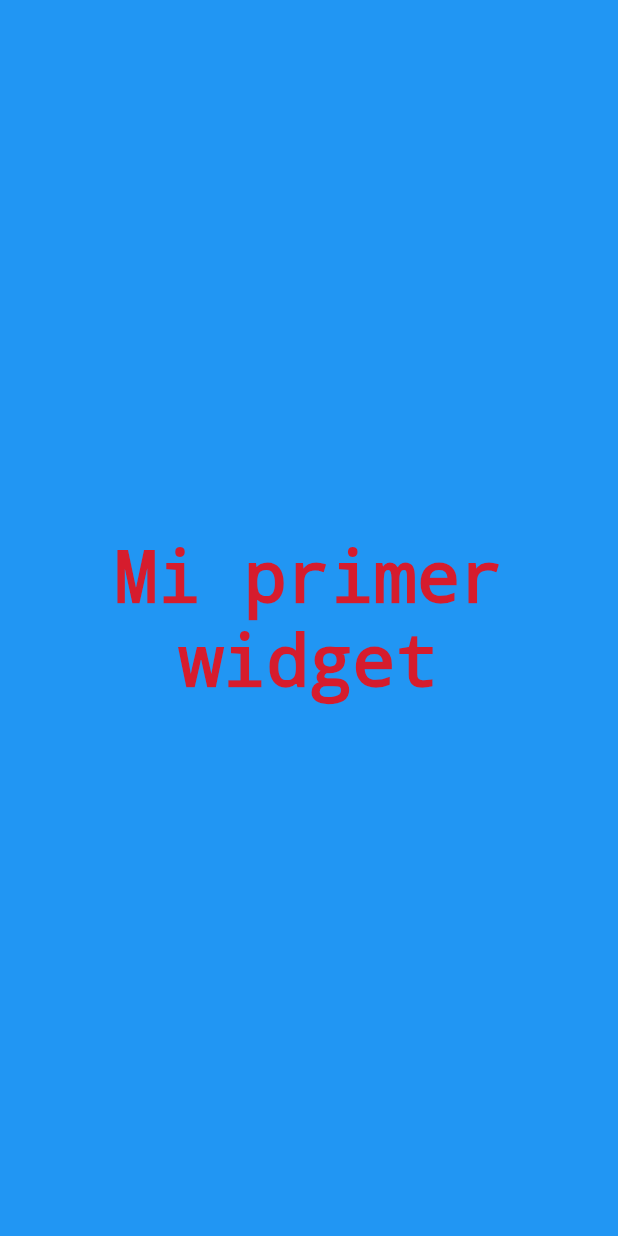
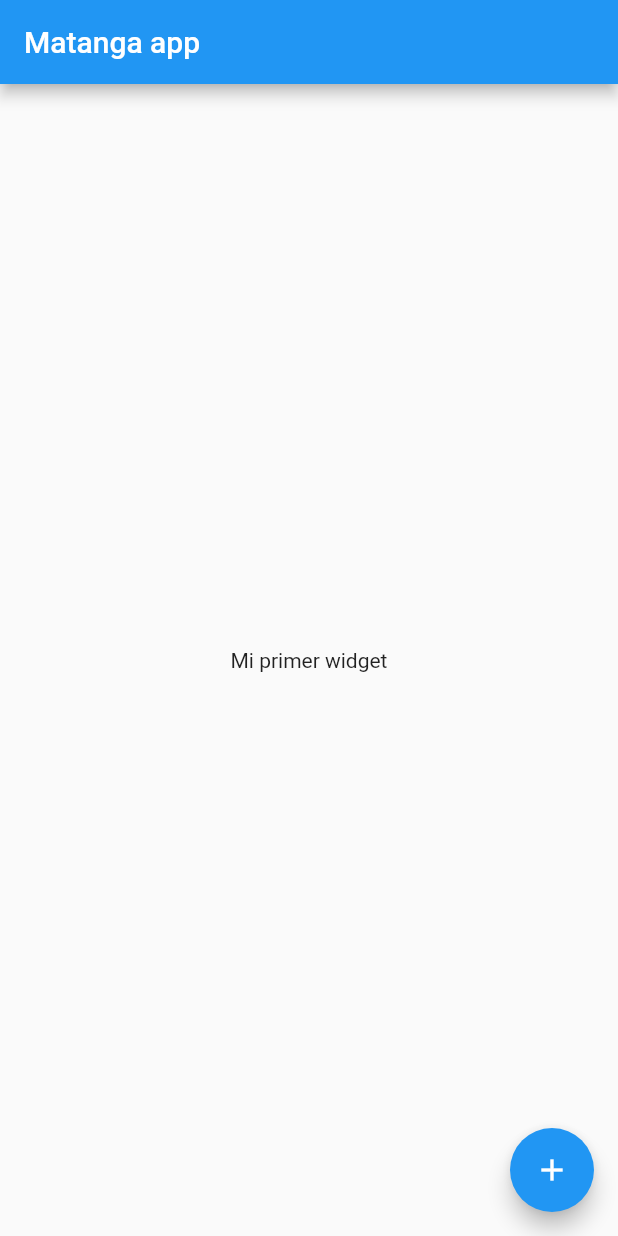
Before and after one commit to morjuax/curso_flutter_basico, a Flutter app: the screen it shows after launch, on a phone screen of 412 x 824 dp. Run offline on Flutter 3.47's test engine with Material 2 defaults, Android fonts, the phone set to English and light mode, and no system bars.

Commit message:
[UPD 1] add scafold,mappBar and button floatting

```diff
--- a/lib/main.dart
+++ b/lib/main.dart
@@ -13,8 +13,14 @@ class MyApp extends StatelessWidget {
         primarySwatch: Colors.blue,
         visualDensity: VisualDensity.adaptivePlatformDensity,
       ),
-      home: Container(
-        color: Colors.blue,
+      home: Scaffold(
+        floatingActionButton: FloatingActionButton(
+          child: Icon(Icons.add),
+        ),
+        appBar: AppBar(
+          title: Text('Matanga app'),
+        ),
+        body: Container(
             child: Center(
               child: Text(
                 'Mi primer widget',
@@ -23,6 +29,7 @@ class MyApp extends StatelessWidget {
               ),
             )
         ),
+      )
     );
   }
 }
```
Lines whose indentation alone changed are shown as unchanged.
